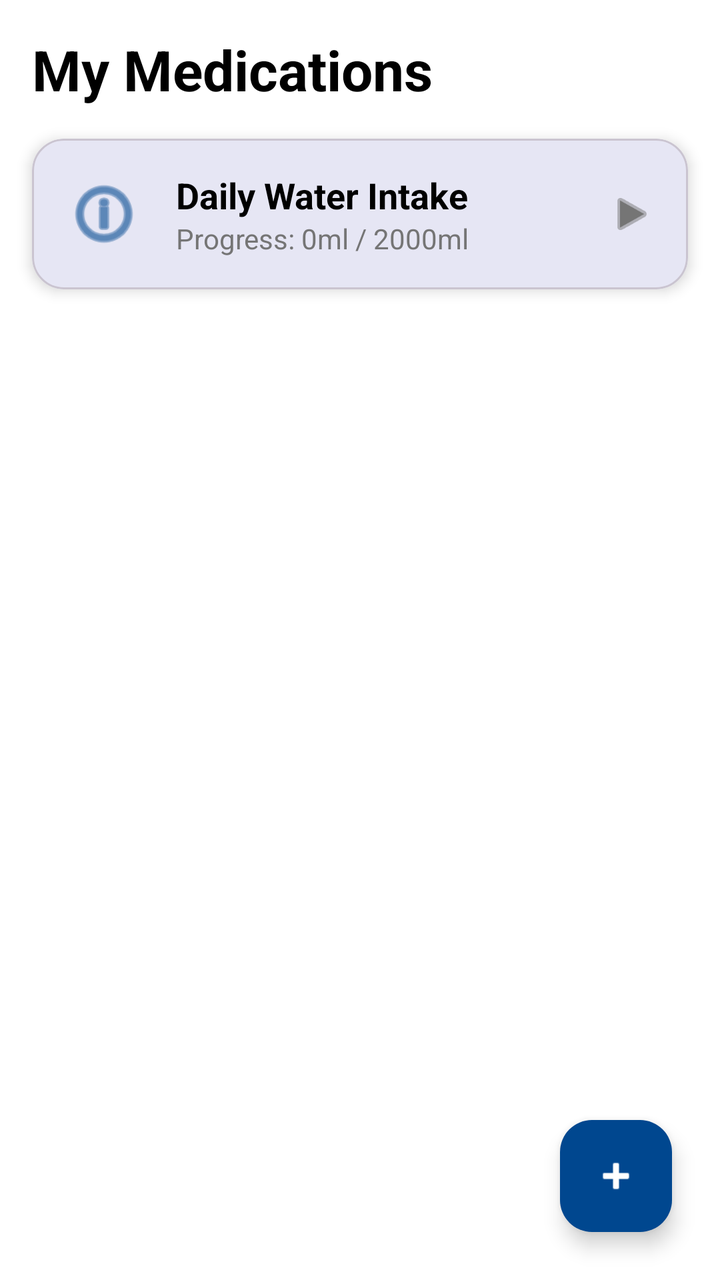
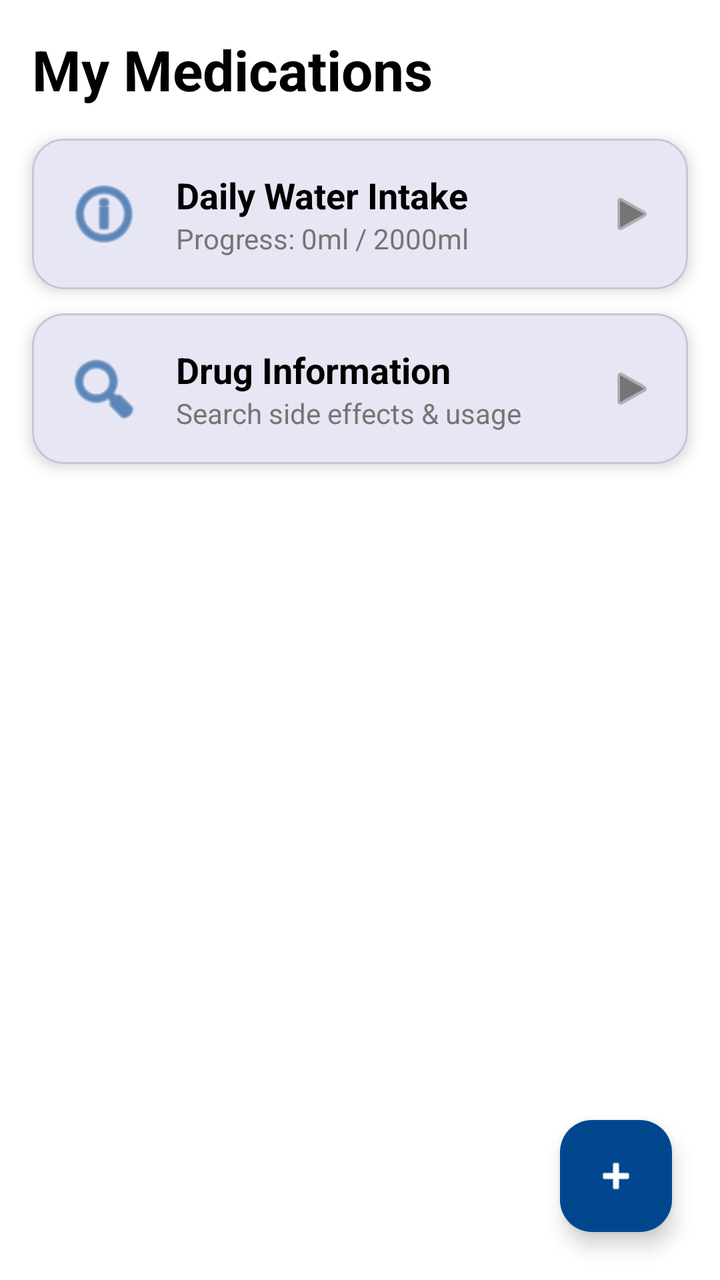

An Android layout rendered at two revisions. The XML below is the earlier revision; the diff shows what the commit changed to produce the second picture.
<!-- AndroidManifest.xml: application theme Theme.AfyaSalama -->
<!-- res/layout/activity_dashboard.xml -->
<?xml version="1.0" encoding="utf-8"?>
<androidx.coordinatorlayout.widget.CoordinatorLayout xmlns:android="http://schemas.android.com/apk/res/android"
    xmlns:app="http://schemas.android.com/apk/res-auto"
    android:layout_width="match_parent"
    android:layout_height="match_parent"
    android:background="@color/white">

    <LinearLayout
        android:layout_width="match_parent"
        android:layout_height="match_parent"
        android:orientation="vertical">

        <TextView
            android:layout_width="wrap_content"
            android:layout_height="wrap_content"
            android:text="My Medications"
            android:textSize="28sp"
            android:textStyle="bold"
            android:textColor="@color/black"
            android:layout_margin="16dp" />

        <com.google.android.material.card.MaterialCardView
            android:id="@+id/card_water"
            android:layout_width="match_parent"
            android:layout_height="wrap_content"
            android:layout_marginHorizontal="16dp"
            android:layout_marginBottom="16dp"
            app:cardCornerRadius="16dp"
            app:cardElevation="4dp">

            <LinearLayout
                android:layout_width="match_parent"
                android:layout_height="wrap_content"
                android:orientation="horizontal"
                android:padding="16dp"
                android:gravity="center_vertical">

                <ImageView
                    android:layout_width="40dp"
                    android:layout_height="40dp"
                    android:src="@android:drawable/ic_menu_info_details"
                    app:tint="@color/primary_blue"
                    android:contentDescription="Water Icon" />

                <LinearLayout
                    android:layout_width="0dp"
                    android:layout_height="wrap_content"
                    android:layout_weight="1"
                    android:orientation="vertical"
                    android:layout_marginStart="16dp">

                    <TextView
                        android:layout_width="wrap_content"
                        android:layout_height="wrap_content"
                        android:text="Daily Water Intake"
                        android:textSize="18sp"
                        android:textStyle="bold"
                        android:textColor="@color/black" />

                    <TextView
                        android:id="@+id/tv_dashboard_water"
                        android:layout_width="wrap_content"
                        android:layout_height="wrap_content"
                        android:text="Progress: 0ml / 2000ml"
                        android:textSize="14sp"
                        android:textColor="@color/gray_text" />
                </LinearLayout>

                <ImageView
                    android:layout_width="24dp"
                    android:layout_height="24dp"
                    android:src="@android:drawable/ic_media_play"
                    app:tint="@color/gray_text"
                    android:contentDescription="Go to Water Tracking" />
            </LinearLayout>
        </com.google.android.material.card.MaterialCardView>

        <androidx.recyclerview.widget.RecyclerView
            android:id="@+id/rv_medications"
            android:layout_width="match_parent"
            android:layout_height="0dp"
            android:layout_weight="1"
            android:padding="8dp" />

    </LinearLayout>

    <com.google.android.material.floatingactionbutton.FloatingActionButton
        android:id="@+id/fab_add_med"
        android:layout_width="wrap_content"
        android:layout_height="wrap_content"
        android:layout_gravity="bottom|end"
        android:layout_margin="24dp"
        app:srcCompat="@android:drawable/ic_input_add"
        app:backgroundTint="@color/primary_blue"
        app:tint="@color/white"
        android:contentDescription="Add Medication" />

</androidx.coordinatorlayout.widget.CoordinatorLayout>
<!-- resources referenced by this layout -->
<resources>
  <color name="black">#FF000000</color>
  <color name="gray_text">#757575</color>
  <color name="primary_blue">#00478F</color>
  <color name="white">#FFFFFFFF</color>
  <style name="Theme.AfyaSalama" parent="Base.Theme.AfyaSalama" />
  <style name="Base.Theme.AfyaSalama" parent="Theme.Material3.DayNight.NoActionBar">
          <item name="colorPrimary">@color/primary_blue</item>
          <item name="android:windowBackground">@color/white</item>
      </style>
</resources>

<!-- the commit's change to res/layout/activity_dashboard.xml (unified diff, before → after) -->
@@ -24,7 +24,7 @@
             android:layout_width="match_parent"
             android:layout_height="wrap_content"
             android:layout_marginHorizontal="16dp"
-            android:layout_marginBottom="16dp"
+            android:layout_marginBottom="12dp"
             app:cardCornerRadius="16dp"
             app:cardElevation="4dp">
 
@@ -75,6 +75,61 @@
             </LinearLayout>
         </com.google.android.material.card.MaterialCardView>
 
+        <com.google.android.material.card.MaterialCardView
+            android:id="@+id/card_drug_search"
+            android:layout_width="match_parent"
+            android:layout_height="wrap_content"
+            android:layout_marginHorizontal="16dp"
+            android:layout_marginBottom="16dp"
+            app:cardCornerRadius="16dp"
+            app:cardElevation="4dp">
+
+            <LinearLayout
+                android:layout_width="match_parent"
+                android:layout_height="wrap_content"
+                android:orientation="horizontal"
+                android:padding="16dp"
+                android:gravity="center_vertical">
+
+                <ImageView
+                    android:layout_width="40dp"
+                    android:layout_height="40dp"
+                    android:src="@android:drawable/ic_menu_search"
+                    app:tint="@color/primary_blue"
+                    android:contentDescription="Search Icon" />
+
+                <LinearLayout
+                    android:layout_width="0dp"
+                    android:layout_height="wrap_content"
+                    android:layout_weight="1"
+                    android:orientation="vertical"
+                    android:layout_marginStart="16dp">
+
+                    <TextView
+                        android:layout_width="wrap_content"
+                        android:layout_height="wrap_content"
+                        android:text="Drug Information"
+                        android:textSize="18sp"
+                        android:textStyle="bold"
+                        android:textColor="@color/black" />
+
+                    <TextView
+                        android:layout_width="wrap_content"
+                        android:layout_height="wrap_content"
+                        android:text="Search side effects &amp; usage"
+                        android:textSize="14sp"
+                        android:textColor="@color/gray_text" />
+                </LinearLayout>
+
+                <ImageView
+                    android:layout_width="24dp"
+                    android:layout_height="24dp"
+                    android:src="@android:drawable/ic_media_play"
+                    app:tint="@color/gray_text"
+                    android:contentDescription="Go to Drug Search" />
+            </LinearLayout>
+        </com.google.android.material.card.MaterialCardView>
+
         <androidx.recyclerview.widget.RecyclerView
             android:id="@+id/rv_medications"
             android:layout_width="match_parent"
